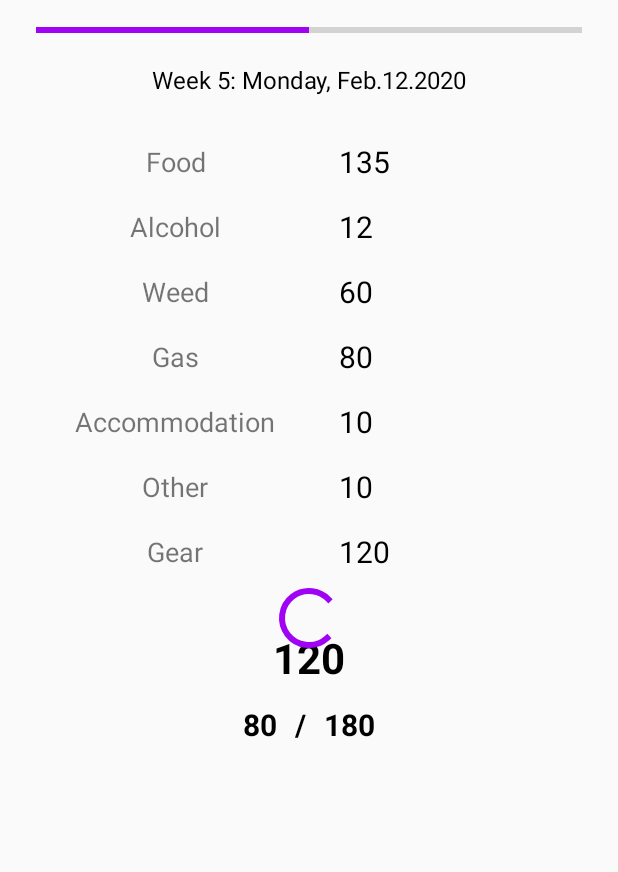
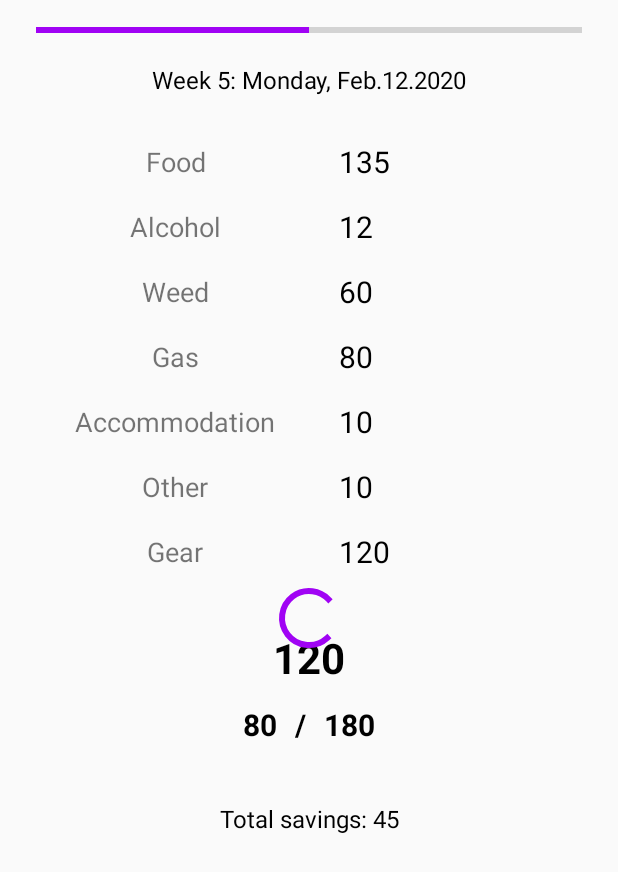
Before and after one commit to khash021/Expense, an Android app: the layout content_main.xml on its own in the app's theme, with its tools: preview values and no code run, on a phone screen of 412 x 824 dp. Shown: the top 872 px of the screen. Run offline under Robolectric (Android 15) with nearby library versions, the phone set to English and light mode, and no system bars.

Commit message:
ADDED TOTAL SAVINGS

```diff
--- a/app/src/main/res/layout/content_main.xml
+++ b/app/src/main/res/layout/content_main.xml
@@ -191,16 +191,15 @@
         app:layout_constraintStart_toStartOf="parent"
         app:layout_constraintTop_toBottomOf="@id/container_gear">
 
-
         <TextView
             android:id="@+id/text_total"
             android:layout_width="wrap_content"
             android:layout_height="wrap_content"
             android:layout_gravity="center"
+            android:layout_margin="6dp"
             android:textColor="@color/black"
             android:textSize="28sp"
             android:textStyle="bold"
-            android:layout_margin="6dp"
             tools:text="120" />
 
         <LinearLayout
@@ -213,10 +212,10 @@
                 android:layout_width="wrap_content"
                 android:layout_height="wrap_content"
                 android:layout_gravity="center"
+                android:layout_margin="6dp"
+                android:inputType="numberSigned"
                 android:textColor="@color/black"
                 android:textSize="20sp"
-        android:layout_margin="6dp"
-        android:inputType="numberSigned"
                 android:textStyle="bold"
                 tools:text="80" />
 
@@ -225,12 +224,12 @@
                 android:layout_width="wrap_content"
                 android:layout_height="wrap_content"
                 android:layout_gravity="center"
+                android:layout_margin="6dp"
+                android:inputType="numberSigned"
+                android:text="/"
                 android:textColor="@color/black"
                 android:textSize="20sp"
-        android:layout_margin="6dp"
-        android:inputType="numberSigned"
-        android:textStyle="bold"
-        android:text="/" />
+                android:textStyle="bold" />
 
 
             <TextView
@@ -238,16 +237,35 @@
                 android:layout_width="wrap_content"
                 android:layout_height="wrap_content"
                 android:layout_gravity="center"
+                android:layout_margin="6dp"
+                android:inputType="numberSigned"
                 android:textColor="@color/black"
                 android:textSize="20sp"
-        android:layout_margin="6dp"
-        android:inputType="numberSigned"
                 android:textStyle="bold"
                 tools:text="180" />
 
         </LinearLayout>
 
     </LinearLayout>
+
+    <TextView
+        android:id="@+id/container_admin_budget"
+        android:layout_width="match_parent"
+        android:layout_height="wrap_content"
+        android:layout_marginTop="16dp"
+        android:gravity="center"
+        android:padding="8dp"
+        android:inputType="numberSigned"
+        android:textColor="@color/black"
+        android:textSize="16sp"
+        app:layout_constraintEnd_toEndOf="parent"
+        app:layout_constraintStart_toStartOf="parent"
+        app:layout_constraintTop_toBottomOf="@id/container_total"
+        android:visibility="gone"
+        tools:visibility="visible"
+        tools:text="Total savings: 45">
+
+    </TextView>
 
     <ProgressBar
         android:id="@+id/progress_bar_budget"
@@ -262,8 +280,18 @@
         app:layout_constraintStart_toStartOf="parent"
         app:layout_constraintTop_toTopOf="parent"
         tools:progress="50"
-        tools:secondaryProgress="80"
-        />
+        tools:secondaryProgress="80" />
+
+    <ProgressBar
+        android:id="@+id/progress_bar_loading"
+        android:layout_width="wrap_content"
+        android:layout_height="wrap_content"
+        android:visibility="gone"
+        app:layout_constraintBottom_toBottomOf="parent"
+        app:layout_constraintEnd_toEndOf="parent"
+        app:layout_constraintStart_toStartOf="parent"
+        app:layout_constraintTop_toTopOf="parent"
+        tools:visibility="visible" />
 
     <TextView
         android:id="@+id/text_title_date"
@@ -274,16 +302,5 @@
         app:layout_constraintTop_toBottomOf="@id/progress_bar_budget"
         tools:text="Week 5: Monday, Feb.12.2020" />
 
-    <ProgressBar
-        android:id="@+id/progress_bar_loading"
-        android:layout_width="wrap_content"
-        android:layout_height="wrap_content"
-        app:layout_constraintStart_toStartOf="parent"
-        app:layout_constraintEnd_toEndOf="parent"
-        app:layout_constraintTop_toTopOf="parent"
-        app:layout_constraintBottom_toBottomOf="parent"
-        android:visibility="gone"
-        tools:visibility="visible" />
-
 
 </androidx.constraintlayout.widget.ConstraintLayout>
--- a/app/src/main/res/values/strings.xml
+++ b/app/src/main/res/values/strings.xml
@@ -65,6 +65,7 @@
     <string name="comments">Comments</string>
     <string name="total">Total</string>
     <string name="monday">Monday</string>
+    <string name="saving">Total savings: %s</string>
 
     <!--Since we are formatting the text, we can't directly use html tags, instead we need to
          escape using &lt; instead of the opening brackets-->
@@ -97,6 +98,7 @@
 
     <string name="settings_weekly_budget_key" translatable="false">settings_weekly_budget</string>
     <string name="settings_weekly_allowance_key" translatable="false">settings_weekly_allowance_key</string>
+    <string name="january">January</string>
 
 
 </resources>
```
Also changed, not shown: app/src/main/java/tech/khash/expense/MainActivity.java (+71 -0 lines), app/src/main/java/tech/khash/expense/model/Constants.java (+16 -0 lines), app/src/main/java/tech/khash/expense/util/CalculateUtil.java (+12 -0 lines), app/src/main/java/tech/khash/expense/util/CommonUtil.java (+7 -0 lines), app/src/main/java/tech/khash/expense/util/DateTimeUtil.java (+65 -0 lines), app/src/main/java/tech/khash/expense/util/ExportUtil.java (added, +50 -0 lines). Lines whose indentation alone changed are shown as unchanged.
